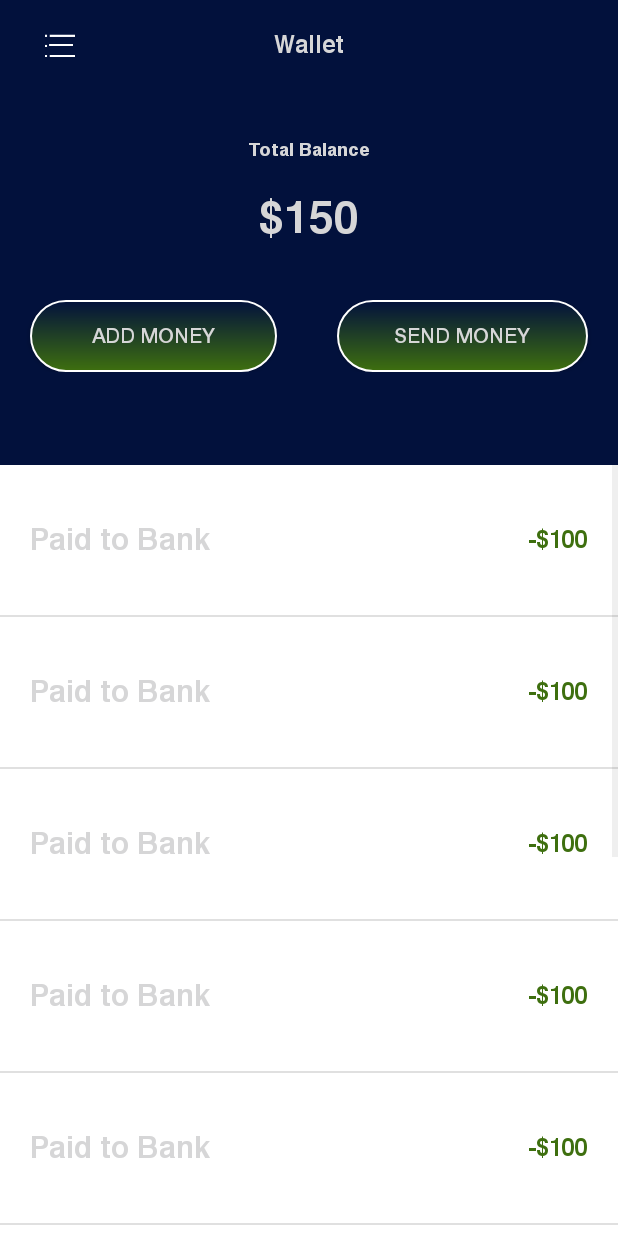
After one commit to shamgarphp/onlineludo, an Android app: the WalletActivity screen opened directly, with no data from a screen before it, on a phone screen of 412 x 824 dp. The commit adds this screen. Run offline under Robolectric (Android 15) with nearby library versions, the phone set to English and light mode, and no system bars.

Commit message:
Added screens and navigation for wallet and transactions,change password

```diff
--- a/app/src/main/java/com/smart/ludoclassic/LudoMainActivity.java
+++ b/app/src/main/java/com/smart/ludoclassic/LudoMainActivity.java
@@ -36,7 +36,7 @@ public class LudoMainActivity extends SideMenuActivity {
     Button btnVsComputer;
     private AdView mAdView;
     private InterstitialAd mInterstitialAdMob;
-    private Activity currentActivity;
+    Activity currentActivity;
 
     class C03801 implements OnClickListener {
         C03801() {
--- /dev/null
+++ b/app/src/main/java/com/smart/ludoclassic/TransListViewAdapter.java
@@ -0,0 +1,74 @@
+package com.smart.ludoclassic;
+
+import android.app.Activity;
+import android.content.Context;
+import android.content.SharedPreferences;
+import android.view.LayoutInflater;
+import android.view.View;
+import android.view.ViewGroup;
+import android.widget.BaseAdapter;
+import android.widget.ImageView;
+import android.widget.TextView;
+
+@SuppressWarnings("ALL")
+// list adapter to display menu items in list with icons.
+public class TransListViewAdapter extends BaseAdapter {
+    private Activity context;
+    int currentExistingPosition=0;
+    private String[] options ;
+    private int[] icons ;
+
+    SharedPreferences loginEnable;
+
+    public TransListViewAdapter(Activity context)
+    {
+        this.context = context;
+
+    }
+
+    @Override
+    public int getCount() {
+        return 10;
+    }
+
+    @Override
+    public Object getItem(int position) {
+        return position;
+    }
+
+    @Override
+    public long getItemId(int position) {
+        return position;
+    }
+
+    @Override
+    public View getView(int position, View convertView, ViewGroup parent) {
+        final MyViewHolder mViewHolder;
+
+        LayoutInflater inflater = (LayoutInflater) context.getSystemService(Context.LAYOUT_INFLATER_SERVICE);
+
+        if (convertView == null) {
+            convertView = inflater.inflate(R.layout.trans_item, parent, false);
+
+            mViewHolder = new MyViewHolder(convertView);
+            convertView.setTag(mViewHolder);
+        } else {
+            mViewHolder = (MyViewHolder) convertView.getTag();
+        }
+
+
+        // setting data to items.
+
+        return convertView;
+    }
+
+    // view holder to hold the view it increase the performance of list view.
+    private class MyViewHolder {
+
+
+        public MyViewHolder(View item) {
+
+
+        }
+    }
+}
--- /dev/null
+++ b/app/src/main/java/com/smart/ludoclassic/WalletActivity.java
@@ -0,0 +1,39 @@
+package com.smart.ludoclassic;
+
+import androidx.appcompat.app.AppCompatActivity;
+
+import android.app.Activity;
+import android.os.Bundle;
+import android.view.LayoutInflater;
+import android.view.View;
+import android.widget.FrameLayout;
+import android.widget.ListView;
+
+public class WalletActivity extends SideMenuActivity {
+
+    ListView transList;
+    Activity currentActivity;
+    @Override
+    protected void onCreate(Bundle savedInstanceState) {
+        super.onCreate(savedInstanceState);
+        FrameLayout contentFrameLayout = (FrameLayout)findViewById(R.id.content_frame);
+        // inflating contentFrameLayout with the current activity layout.
+        LayoutInflater.from(this).inflate(R.layout.activity_wallet,contentFrameLayout);
+        currentActivity = this;
+        mForwardLayout =  findViewById(R.id.main_layout);
+
+        transList = findViewById(R.id.transList);
+
+        TransListViewAdapter transListViewAdapter = new TransListViewAdapter(this);
+        transList.setAdapter(transListViewAdapter);
+
+        findViewById(R.id.menuIcon).setOnClickListener(new View.OnClickListener() {
+            @Override
+            public void onClick(View view) {
+                openCloseMenu();
+                /* https://github.com/ravi8x/Android-E-Commerce-PayTM*/
+            }
+        });
+
+    }
+}
--- a/app/src/main/res/drawable/button_border.xml
+++ b/app/src/main/res/drawable/button_border.xml
@@ -1,6 +1,6 @@
 <?xml version="1.0" encoding="utf-8"?>
 <shape xmlns:android="http://schemas.android.com/apk/res/android">
-<gradient android:angle="180" android:endColor="#0052A2" android:startColor="#0052A2" />
+<gradient android:angle="270" android:endColor="#3e6f0f" android:startColor="#02113c" />
     <corners android:radius="30dp"/>
 <stroke android:width="1dp" android:color="@android:color/white" />
 </shape>
--- a/app/src/main/res/layout/activity_sign_in.xml
+++ b/app/src/main/res/layout/activity_sign_in.xml
@@ -3,7 +3,7 @@
     xmlns:tools="http://schemas.android.com/tools"
     android:layout_width="match_parent"
     android:layout_height="match_parent"
-    android:background="@android:color/white"
+    android:background="#02113c"
     tools:context=".SignInActivity">
 
     <ScrollView
@@ -22,7 +22,7 @@
                 android:textSize="20dp"
                 android:id="@+id/Lable"
                 android:layout_marginTop="140dp"
-                android:textColor="@android:color/black"
+                android:textColor="@android:color/white"
                 />
 
 
@@ -108,7 +108,7 @@
                     android:layout_gravity="center"
                     android:layout_marginTop="50dp"
                     android:gravity="center"
-                    android:textColor="@color/colorPrimary"
+                    android:textColor="@android:color/white"
                     />
 
             </LinearLayout>
--- /dev/null
+++ b/app/src/main/res/layout/activity_wallet.xml
@@ -0,0 +1,114 @@
+<?xml version="1.0" encoding="utf-8"?>
+<RelativeLayout xmlns:android="http://schemas.android.com/apk/res/android"
+    xmlns:app="http://schemas.android.com/apk/res-auto"
+    xmlns:tools="http://schemas.android.com/tools"
+    android:layout_width="match_parent"
+    android:layout_height="match_parent"
+    android:background="@android:color/white"
+    android:id="@+id/main_layout"
+    tools:context=".WalletActivity">
+
+    <RelativeLayout
+        android:layout_width="match_parent"
+        android:layout_height="60dp"
+        android:background="#02113c"
+        android:id="@+id/header">
+
+        <RelativeLayout
+            android:layout_width="60dp"
+            android:layout_height="60dp"
+            android:layout_marginLeft="10dp"
+            android:visibility="visible"
+            android:id="@+id/menuIcon"
+            android:layout_alignParentLeft="true">
+            <ImageView
+                android:layout_width="20dp"
+                android:layout_height="20dp"
+                android:layout_centerInParent="true"
+                android:src="@drawable/menu"/>
+
+        </RelativeLayout>
+
+        <com.smart.ludoclassic.Fonts.HelveticaMediumTextView
+            android:layout_width="wrap_content"
+            android:layout_height="wrap_content"
+            android:layout_centerInParent="true"
+            android:text="Wallet"
+            android:textSize="16dp"
+            android:textColor="@color/white"/>
+    </RelativeLayout>
+
+
+    <RelativeLayout
+        android:layout_width="match_parent"
+        android:layout_height="250dp"
+        android:background="#02113c"
+        android:id="@+id/amtLyt"
+        android:layout_below="@+id/header">
+
+        <com.smart.ludoclassic.Fonts.HelveticaMediumTextView
+            android:layout_width="wrap_content"
+            android:layout_height="wrap_content"
+            android:layout_centerHorizontal="true"
+            android:layout_marginTop="30dp"
+            android:text=""
+            android:visibility="gone"
+            android:textColor="@color/white"
+            android:id="@+id/head"
+            android:textSize="16dp"/>
+        <com.smart.ludoclassic.Fonts.HelveticaMediumTextView
+            android:layout_width="wrap_content"
+            android:layout_height="wrap_content"
+            android:layout_centerHorizontal="true"
+            android:layout_marginTop="30dp"
+            android:text="Total Balance"
+            android:textColor="@color/white"
+            android:layout_below="@+id/head"
+            android:id="@+id/tot"
+            android:textSize="12dp"/>
+        <com.smart.ludoclassic.Fonts.HelveticaMediumTextView
+            android:layout_width="wrap_content"
+            android:layout_height="wrap_content"
+            android:layout_centerHorizontal="true"
+            android:layout_marginTop="10dp"
+            android:text="$150"
+            android:textColor="@color/white"
+            android:layout_below="@+id/tot"
+            android:id="@+id/amount"
+            android:textSize="30dp"/>
+
+        <LinearLayout
+            android:layout_width="match_parent"
+            android:layout_height="wrap_content"
+            android:layout_marginTop="30dp"
+            android:layout_below="@+id/amount">
+            <com.smart.ludoclassic.Fonts.HelveticaMediumButton
+                android:layout_width="wrap_content"
+                android:layout_height="wrap_content"
+                android:layout_weight="1"
+                android:background="@drawable/button_border"
+                android:textColor="@color/white"
+                android:layout_marginLeft="@dimen/value_20"
+                android:layout_marginRight="@dimen/value_20"
+                android:text="Add money"/>
+            <com.smart.ludoclassic.Fonts.HelveticaMediumButton
+                android:layout_width="wrap_content"
+                android:layout_height="wrap_content"
+                android:layout_weight="1"
+                android:textColor="@color/white"
+                android:layout_marginLeft="@dimen/value_20"
+                android:layout_marginRight="@dimen/value_20"
+                android:background="@drawable/button_border"
+                android:text="Send money"/>
+        </LinearLayout>
+
+
+    </RelativeLayout>
+
+    <ListView
+        android:layout_width="match_parent"
+        android:layout_height="wrap_content"
+        android:id="@+id/transList"
+        android:layout_below="@+id/amtLyt"/>
+
+</RelativeLayout>
--- /dev/null
+++ b/app/src/main/res/layout/trans_item.xml
@@ -0,0 +1,30 @@
+<?xml version="1.0" encoding="utf-8"?>
+<RelativeLayout xmlns:android="http://schemas.android.com/apk/res/android"
+    android:orientation="vertical" android:layout_width="match_parent"
+    android:layout_height="match_parent">
+
+    <RelativeLayout
+        android:layout_width="match_parent"
+        android:layout_height="100dp">
+        <com.smart.ludoclassic.Fonts.HelveticaMediumTextView
+            android:layout_width="wrap_content"
+            android:layout_height="wrap_content"
+            android:layout_centerVertical="true"
+            android:layout_marginLeft="@dimen/value_20"
+            android:text="Paid to Bank"
+            android:textColor="@color/black"
+            android:textSize="20dp"/>
+        <com.smart.ludoclassic.Fonts.HelveticaMediumTextView
+            android:layout_width="wrap_content"
+            android:layout_height="wrap_content"
+            android:layout_alignParentRight="true"
+            android:layout_marginRight="@dimen/value_20"
+            android:layout_centerVertical="true"
+            android:text="-$100"
+            android:textSize="16dp"
+            android:textStyle="bold"
+            android:textColor="#3e6f0f"/>
+
+    </RelativeLayout>
+
+</RelativeLayout>
```
Also changed, not shown: app/src/main/AndroidManifest.xml (+8 -5 lines), app/src/main/java/com/smart/ludoclassic/ChangePasswordActivity.java (added, +119 -0 lines), app/src/main/java/com/smart/ludoclassic/SideMenuActivity.java (+52 -6 lines), app/src/main/java/com/smart/ludoclassic/TransactionHistoryActivity.java (added, +38 -0 lines), app/src/main/res/layout/activity_change_password.xml (added, +138 -0 lines), app/src/main/res/layout/activity_transaction_history.xml (added, +44 -0 lines).
